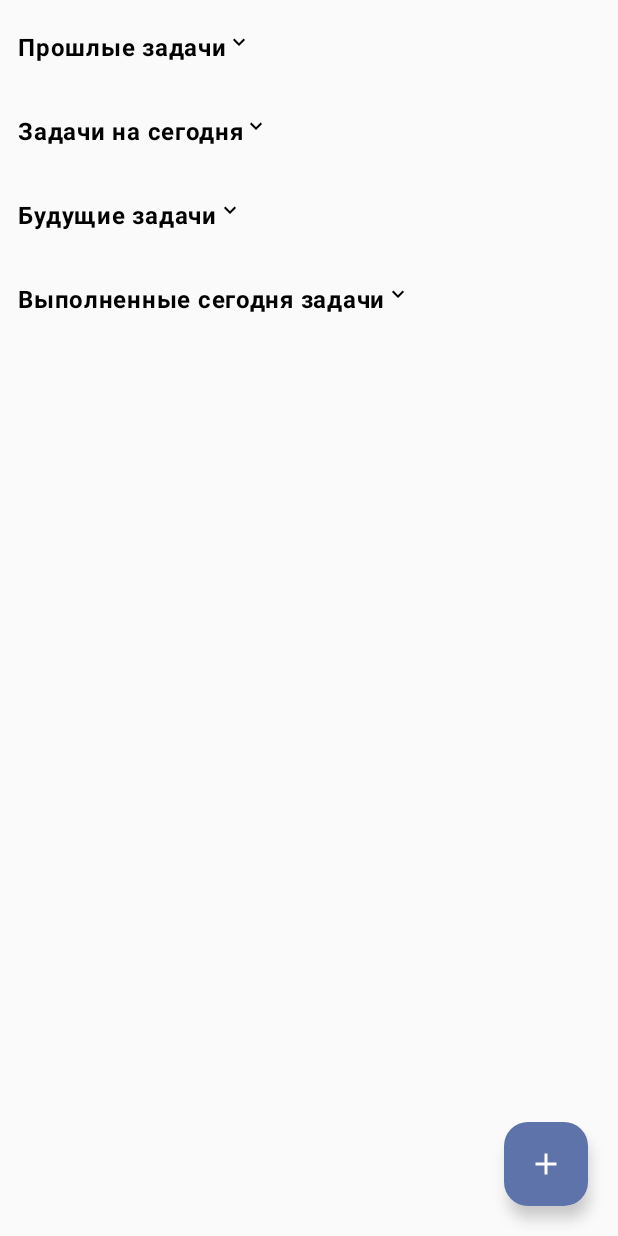
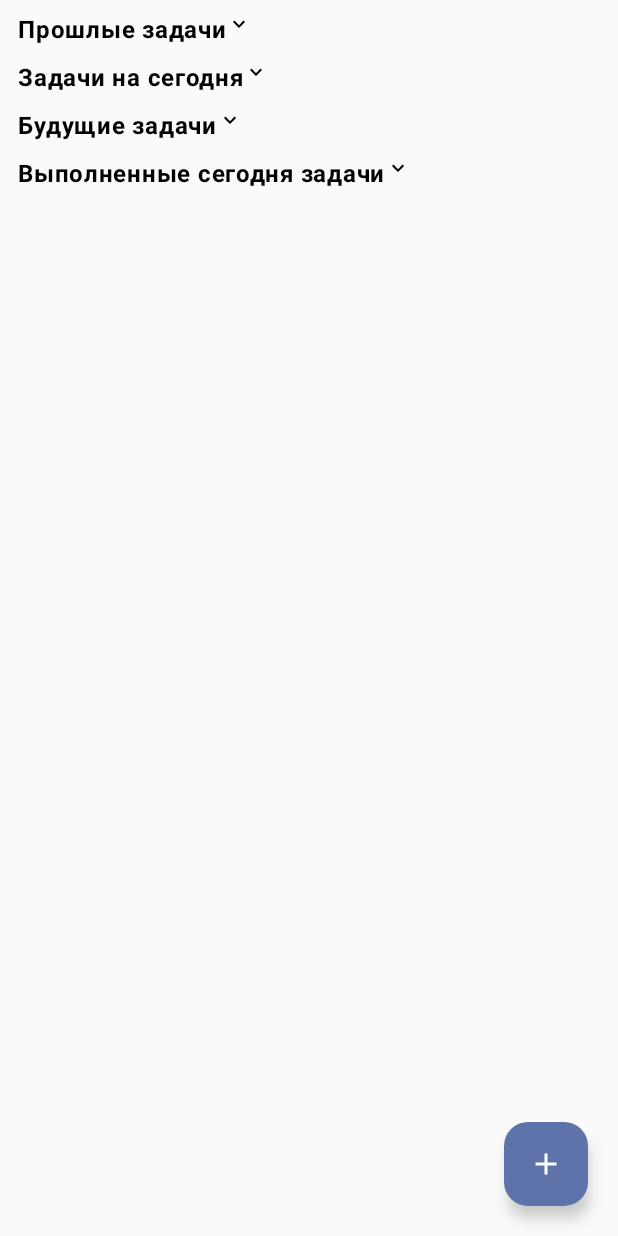
Before and after one commit to SenyaFresh/education-is-simple, an Android app built with Jetpack Compose: the screen it shows after launch (MainActivity), on a phone screen of 412 x 824 dp. Run offline under Robolectric (Android 15) with nearby library versions, the phone set to English and light mode, and no system bars; our stand-ins replace Dagger/Hilt's generated code, Room's generated code.

Commit message:
Removed padding for result container.

```diff
--- a/core/presentation/src/main/java/com/github/educationissimple/presentation/ResultContainerComposable.kt
+++ b/core/presentation/src/main/java/com/github/educationissimple/presentation/ResultContainerComposable.kt
@@ -40,7 +40,6 @@ fun ResultContainerComposable(
     Box(
         modifier = Modifier
             .fillMaxWidth()
-            .padding(vertical = 12.dp)
     ) {
         when (container) {
             is ResultContainer.Done -> {
```
